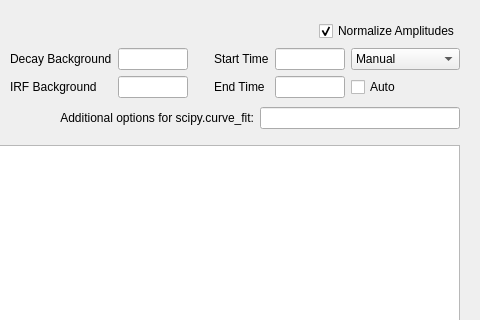
Above: src/resources/ui/fitting_dialog.ui from BioPhysicsUP/Full_SMS before the change; both pictures show x 420 to 900 and y 0 to 320 of the 900 by 550 pixel window. Below: the same form after it.
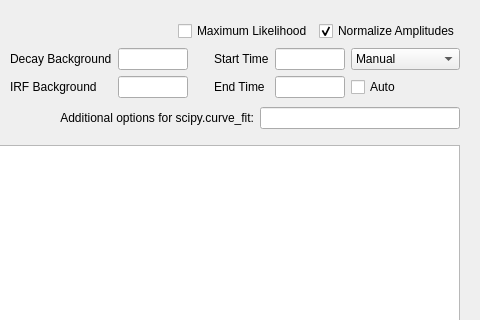
That is the form after the change. Custom widgets are drawn as their Qt base class.

Commit message: integrated ml into gui and switched to trust-constr optimization

```diff
--- a/src/resources/ui/fitting_dialog.ui
+++ b/src/resources/ui/fitting_dialog.ui
@@ -88,6 +88,13 @@
           </property>
          </spacer>
         </item>
+        <item>
+         <widget class="QCheckBox" name="chbMaxLike">
+          <property name="text">
+           <string>Maximum Likelihood</string>
+          </property>
+         </widget>
+        </item>
         <item>
          <widget class="QCheckBox" name="chbNormAmps">
           <property name="text">
```
The commit also changes 4 other files.
